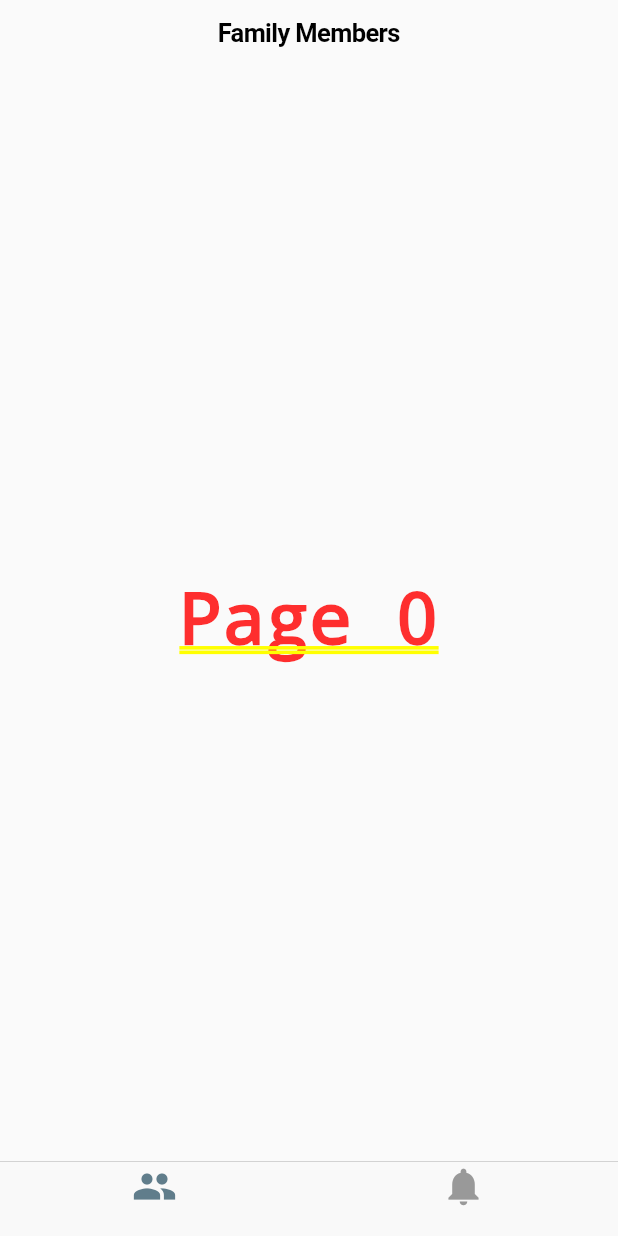
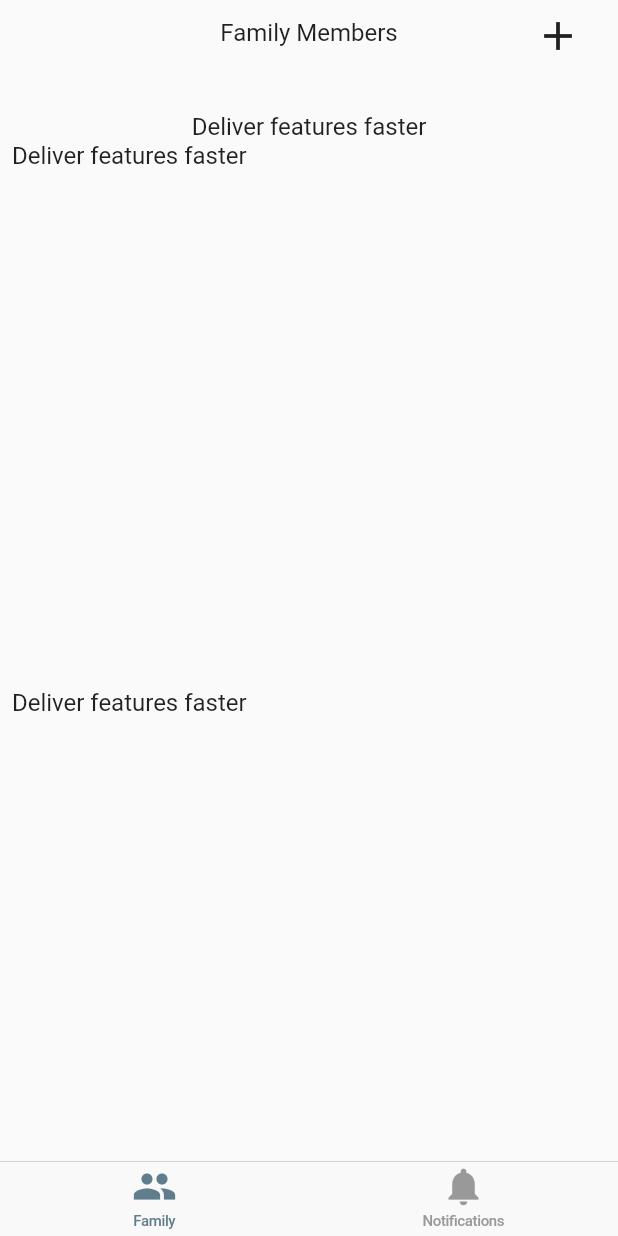
Before and after one commit to steele232/Flutter_SiblingAgeTracker, a Flutter app: the screen it shows after launch, on a phone screen of 412 x 824 dp. Run offline on Flutter 3.47's test engine with Material 2 defaults, Android fonts, the phone set to English and light mode, and no system bars.

Commit message:
I've got a couple tabs going and a plus sign. The Plus sign brings a test dialog. I have double yellow lines under most of my texts, but I don't see a large difference between my code and the sample code I find. The biggest difference I see is that I'm not really using MaterialDesign, I'm focusing on iOS and it's making things kind of difficult.

```diff
--- a/lib/main.dart
+++ b/lib/main.dart
@@ -16,7 +16,7 @@ class MyApp extends StatelessWidget {
   @override
   Widget build(BuildContext context) {
     return new MaterialApp(
-      title: 'Flutter Demo',
+      title: 'Grandkid Tracker Pro',
       theme: kIOSTheme,
       home: new MyHomePage(title: '  Flutter Demo Home Page'),
     );
@@ -26,15 +26,6 @@ class MyApp extends StatelessWidget {
 class MyHomePage extends StatefulWidget {
   MyHomePage({Key key, this.title}) : super(key: key);
 
-  // This widget is the home page of your application. It is stateful, meaning
-  // that it has a State object (defined below) that contains fields that affect
-  // how it looks.
-
-  // This class is the configuration for the state. It holds the values (in this
-  // case the title) provided by the parent (in this case the App widget) and
-  // used by the build method of the State. Fields in a Widget subclass are
-  // always marked "final".
-
   final String title;
 
   @override
@@ -42,11 +33,11 @@ class MyHomePage extends StatefulWidget {
 }
 
 class _MyHomePageState extends State<MyHomePage> {
-  int _counter = 0;
-
 
   void _sayYes() {
     Navigator.pop(context);
+    //TODO: Create a dialog for Adding a family member..
+    //
   }
 
   void _sayNo() {
@@ -54,23 +45,20 @@ class _MyHomePageState extends State<MyHomePage> {
   }
 
   void _showDialog() {
-
     setState(() {
-
       //TODO: Here we want to show a dialog.
       //showDialog: https://docs.flutter.io/flutter/material/showDialog.html
-      switch (_counter % 3) {
-        case 0:
+
       //Create a CupertinoAlertDialog
       //see https://docs.flutter.io/flutter/cupertino/CupertinoAlertDialog-class.html
-          _counter += 1;
+//      _counter += 1;
 
       showDialog(
         context: context,
         child: new CupertinoAlertDialog(
           title: new Text("Test2"),
           content: new Text("Hello World"),
-                actions: <Widget> [
+          actions: <Widget>[
             new CupertinoDialogAction(
               child: new Text("No"),
               onPressed: _sayNo,
@@ -84,66 +72,41 @@ class _MyHomePageState extends State<MyHomePage> {
         ),
       );
 
-          break;
-        case 1:
       //Create a CupertinoDialog
       //see https://docs.flutter.io/flutter/cupertino/CupertinoDialog-class.html
-          _counter += 2;
 
-          break;
-        case 2:
       //Create a CupertinoDialogAction
       //see https://docs.flutter.io/flutter/cupertino/CupertinoDialogAction-class.html
-          break;
-      }
 
-//      showDialog(
-//          context: context,
-//          child: new Text("Hello World")
-//      );
-
-//      showDialog(
-//          context: context,
-//          child: new CupertinoAlertDialog(
-//            title: new Text("Test"),
-//            content: new Text("Hello World"),
-//          )
-//      );
-
-//          showDialog(
-//              context: context,
-//              child: new CupertinoDialog(
-//                child: new Text("Hello World"),
-//              )
-//          );
-
-      // This call to setState tells the Flutter framework that something has
-      // changed in this State, which causes it to rerun the build method below
-      // so that the display can reflect the updated values. If we changed
-      // _counter without calling setState(), then the build method would not be
-      // called again, and so nothing would appear to happen.
-      _counter++;
     });
   }
 
   @override
   Widget build(BuildContext context) {
-    // This method is rerun every time setState is called, for instance as done
-    // by the _incrementCounter method above.
-    //
-    // The Flutter framework has been optimized to make rerunning build methods
-    // fast, so that you can just rebuild anything that needs updating rather
-    // than having to individually change instances of widgets.
     return new CupertinoTabScaffold(
       tabBar: new CupertinoTabBar(
-        items: <BottomNavigationBarItem> [
+        items: <BottomNavigationBarItem>[
           new BottomNavigationBarItem(
             icon: new Icon(Icons.people),
-              title: new Text(" ")
+            title: new Container(
+                margin: const EdgeInsets.symmetric(vertical: 10.0),
+                child: new Text(
+                  "Family",
+                  textScaleFactor: 1.0,
+                  style: Theme.of(context).textTheme.subhead
+              ),
+            ),
           ),
           new BottomNavigationBarItem(
             icon: new Icon(Icons.notifications),
-              title: new Text(" ")
+            title: new Container(
+              margin: const EdgeInsets.symmetric(vertical: 10.0),
+              child: new Text(
+                  "Notifications",
+                  textScaleFactor: 1.0,
+                  style: Theme.of(context).textTheme.subhead
+              ),
+            ),
           ),
         ],
       ),
@@ -154,25 +117,88 @@ class _MyHomePageState extends State<MyHomePage> {
               case 0:
                 return new CupertinoPageScaffold(
                   navigationBar: new CupertinoNavigationBar(
-                    middle: new Text('Family Members'),
+                    middle: new Container(
+                      child: new Text(
+                        'Family Members',
+                        style: Theme.of(context).textTheme.subhead,
+                        textDirection: TextDirection.ltr,
                       ),
-                  child: new Center(
-                    child: new Text("Page $index"),
+                    ),
+                    trailing: new Material(
+                      child: new IconButton(
+                          icon: new Icon(Icons.add),
+                          onPressed: _showDialog,
+                      ),
+                    ),
+                  ),
+                  child: new Container(
+                    margin: const EdgeInsets.symmetric(horizontal: 8.0),
+                    child: new Column(
+                      crossAxisAlignment: CrossAxisAlignment.start,
+                      children: <Widget>[
+                        new Divider(height: 75.0),
+                        new Row(
+                         children: <Widget>[
+                           new Expanded(
+                             child: new Text(
+                               'Deliver features faster',
+                               textAlign: TextAlign.center,
+                               textScaleFactor: 1.0,
+                               textDirection: TextDirection.ltr,
+                               style: Theme.of(context).textTheme.subhead,
+                             ),
+                           ),
+                         ],
+
+                        ),
+                        new Expanded(
+                          child: new Text(
+                            'Deliver features faster',
+                            textAlign: TextAlign.center,
+                            textScaleFactor: 1.0,
+                            textDirection: TextDirection.ltr,
+                            style: Theme.of(context).textTheme.subhead,
+
+                          ),
+                        ),
+                        new Expanded(
+                          child: new Text(
+                            'Deliver features faster',
+                            textAlign: TextAlign.center,
+                            textScaleFactor: 1.0,
+                            textDirection: TextDirection.ltr,
+                            style: Theme.of(context).textTheme.subhead,
+                            overflow: TextOverflow.clip,
+                            softWrap: true,
+                          ),
+                        ),
+                      ],
+                    ),
+
                   ),
                 );
                 break;
               case 1:
                 return new CupertinoPageScaffold(
                   navigationBar: new CupertinoNavigationBar(
-                    middle: new Text('Notifications'),
+                    middle: const Text(
+                      'Notifications'
+                    ),
                   ),
                   child: new Center(
-                    child: new Text("Page $index"),
+                    child: new Text(
+                      'Test Text',
+                      textAlign: TextAlign.center,
+                      textScaleFactor: 1.0,
+                      textDirection: TextDirection.ltr,
+                      style: Theme.of(context).textTheme.subhead,
+                      overflow: TextOverflow.clip,
+                      softWrap: true,
+                    ),
                   ),
                 );
                 break;
             }
-
           },
         );
       },
```
Lines whose indentation alone changed are shown as unchanged.
